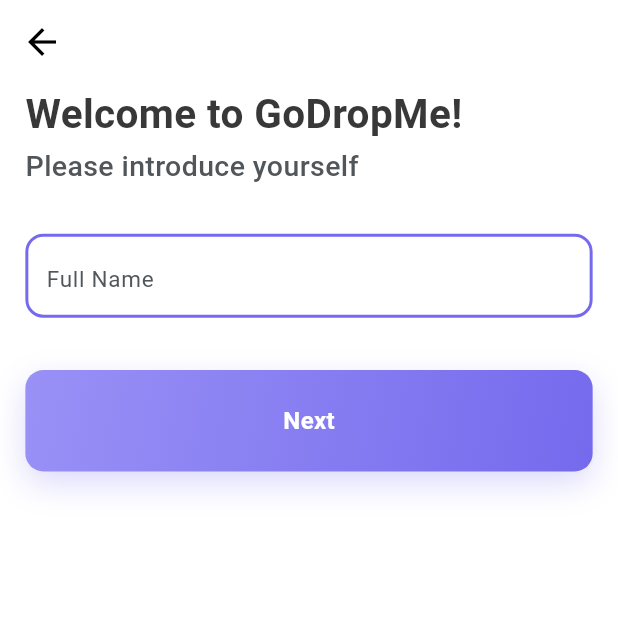
After one commit to rayyankhan00776/GoDropMe, a Flutter app: the ParentNameScreen screen opened by its route, on a phone screen of 412 x 824 dp, the top half of it. The commit adds this screen. Run offline on Flutter 3.47's test engine with Material 3 defaults, Android fonts, the phone set to English and light mode, and no system bars; our stand-ins replace flutter_svg, get, image_picker, shared_preferences; accounts and stored records are empty; project files that could hold a hidden picture were left out.

Commit message:
added the parents name screen

```diff
--- a/lib/core/routes/routes.dart
+++ b/lib/core/routes/routes.dart
@@ -20,6 +20,8 @@ import 'package:godropme/features/commonFeatures/phoneVerfication/pages/otp_scre
 import 'package:godropme/features/commonFeatures/phoneVerfication/pages/phone_Screen.dart';
 import 'package:godropme/features/commonFeatures/phoneVerfication/binding/phone_binding.dart';
 import 'package:godropme/features/commonFeatures/phoneVerfication/binding/otp_binding.dart';
+import 'package:godropme/features/parentSide/parentName/pages/parent_name_screen.dart';
+import 'package:godropme/features/parentSide/parentName/binding/driver_name_binding.dart';
 
 // Add more imports for other screens as you create them
 
@@ -30,6 +32,7 @@ class AppRoutes {
   static const String otpScreen = '/otp_screen';
   static const String dopOption = '/dop_option';
   static const String driverName = '/driver_name';
+  static const String parentName = '/parent_name';
   static const String vehicleSelection = '/vehicle_selection';
   static const String personalInfo = '/personal_info';
   static const String driverLicence = '/driver_licence';
@@ -69,6 +72,11 @@ class AppRoutes {
       binding: DriverNameBinding(),
     ),
     GetPage(
+      name: parentName,
+      page: () => const ParentNameScreen(),
+      binding: ParentNameBinding(),
+    ),
+    GetPage(
       name: vehicleSelection,
       page: () => const VehicleSelectionScreen(),
       binding: VehicleSelectionBinding(),
--- a/lib/core/utils/app_strings.dart
+++ b/lib/core/utils/app_strings.dart
@@ -121,4 +121,9 @@ class AppStrings {
   // Generic
   static const done = 'Done';
   static const vehicleDetailsSaved = 'Vehicle details saved';
+
+    // parent name collection strings
+  static const parentNameTitle = 'Welcome to GoDropMe!';
+  static const parentNameSubtitle = 'Please introduce yourself';
+  static const parentNameButton = 'Next';
 }
--- a/lib/features/commonFeatures/DriverOrParentOption/controllers/dop_controller.dart
+++ b/lib/features/commonFeatures/DriverOrParentOption/controllers/dop_controller.dart
@@ -44,9 +44,10 @@ class DopOptionController extends GetxController {
       return;
     }
 
-    // Parent selection — no dedicated parent route yet; just log for now.
-    debugPrint(
-      'DopOptionController: continuing as ${selected.value} (no parent route configured)',
-    );
+    // Parent selection — navigate to parent name screen
+    if (isParentSelected) {
+      Get.toNamed(AppRoutes.parentName);
+      return;
+    }
   }
 }
--- /dev/null
+++ b/lib/features/parentSide/parentName/binding/driver_name_binding.dart
@@ -0,0 +1,9 @@
+import 'package:get/get.dart';
+import 'package:godropme/features/parentSide/parentName/controller/parent_name_controller.dart';
+
+class ParentNameBinding extends Bindings {
+  @override
+  void dependencies() {
+    Get.lazyPut<ParentNameController>(() => ParentNameController());
+  }
+}
--- /dev/null
+++ b/lib/features/parentSide/parentName/controller/parent_name_controller.dart
@@ -0,0 +1,13 @@
+import 'package:flutter/foundation.dart';
+import 'package:get/get.dart';
+
+class ParentNameController extends GetxController {
+  final name = ''.obs;
+
+  void setName(String v) => name.value = v;
+
+  Future<void> saveName() async {
+    // Placeholder: persist locally or call backend later.
+    debugPrint('ParentNameController: saving name: ${name.value}');
+  }
+}
--- /dev/null
+++ b/lib/features/parentSide/parentName/pages/parent_name_screen.dart
@@ -0,0 +1,116 @@
+import 'package:flutter/material.dart';
+import 'package:get/get.dart';
+import 'package:godropme/core/routes/routes.dart';
+import 'package:godropme/core/utils/responsive.dart';
+import 'package:godropme/features/parentSide/parentName/controller/parent_name_controller.dart';
+import 'package:godropme/features/parentSide/parentName/widgets/parentName_action.dart';
+import 'package:godropme/features/parentSide/parentName/widgets/parentName_header.dart';
+import 'package:godropme/features/parentSide/parentName/widgets/parentName_input.dart';
+
+// binding is provided via route configuration; do not register it here.
+
+class ParentNameScreen extends StatefulWidget {
+  const ParentNameScreen({super.key});
+
+  @override
+  State<ParentNameScreen> createState() => _ParentNameScreenState();
+}
+
+class _ParentNameScreenState extends State<ParentNameScreen> {
+  final _formKey = GlobalKey<FormState>();
+  final _textController = TextEditingController();
+  bool _submitted = false;
+
+  @override
+  void initState() {
+    super.initState();
+    // Binding is provided by the route; avoid registering dependencies here.
+
+    // When the user has already submitted and there is an error, we want to
+    // update the spacing as they type so the error area can disappear and
+    // spacing shrink without needing another button press.
+    _textController.addListener(() {
+      if (_submitted) setState(() {});
+    });
+  }
+
+  @override
+  void dispose() {
+    _textController.dispose();
+    super.dispose();
+  }
+
+  @override
+  Widget build(BuildContext context) {
+    return Scaffold(
+      appBar: AppBar(
+        backgroundColor: Colors.transparent,
+        elevation: 0,
+        leading: IconButton(
+          onPressed: () => Get.back(),
+          icon: const Icon(Icons.arrow_back, size: 28),
+        ),
+      ),
+      body: SafeArea(
+        child: Padding(
+          padding: EdgeInsets.symmetric(
+            horizontal: Responsive.scaleClamped(context, 16, 12, 24),
+          ),
+          child: Column(
+            crossAxisAlignment: CrossAxisAlignment.start,
+            children: [
+              ParentnameHeader(),
+              SizedBox(height: Responsive.scaleClamped(context, 30, 18, 40)),
+
+              Form(
+                key: _formKey,
+                child: ParentnameInput(
+                  controller: _textController,
+                  showError: _submitted,
+                ),
+              ),
+
+              // Compute whether the parent name input currently has an error
+              // that should be shown (only after user pressed Next).
+              Builder(
+                builder: (context) {
+                  String? validator(String? v) => v == null || v.trim().isEmpty
+                      ? 'Please enter full name'
+                      : null;
+                  final String? errorText = _submitted
+                      ? validator(_textController.text)
+                      : null;
+                  final double gap = errorText != null ? 27.0 : 10.0;
+
+                  return Column(
+                    children: [
+                      SizedBox(
+                        height: Responsive.scaleClamped(context, gap, 8, 40),
+                      ),
+
+                      ParentnameAction(
+                        onNext: () async {
+                          setState(() => _submitted = true);
+                          final valid =
+                              _formKey.currentState?.validate() ?? false;
+                          if (!valid) return;
+
+                          final c = Get.find<ParentNameController>();
+                          c.setName(_textController.text.trim());
+                          await c.saveName();
+                          // For now just go back once saved
+                          Get.offNamed(AppRoutes.vehicleSelection);
+                        },
+                        height: Responsive.scaleClamped(context, 64, 48, 80),
+                      ),
+                    ],
+                  );
+                },
+              ),
+            ],
+          ),
+        ),
+      ),
+    );
+  }
+}
--- /dev/null
+++ b/lib/features/parentSide/parentName/widgets/parentName_action.dart
@@ -0,0 +1,31 @@
+// ignore_for_file: file_names
+
+import 'package:flutter/material.dart';
+import 'package:godropme/core/utils/responsive.dart';
+import 'package:godropme/core/widgets/custom_button.dart';
+import 'package:godropme/core/utils/app_strings.dart';
+import 'package:godropme/core/theme/button_dimensions.dart';
+
+class ParentnameAction extends StatelessWidget {
+  final VoidCallback onNext;
+  final double height;
+
+  const ParentnameAction({required this.onNext, this.height = 64, super.key});
+
+  @override
+  Widget build(BuildContext context) {
+    return Column(
+      children: [
+        CustomButton(
+          text: AppStrings.parentNameButton,
+          onTap: onNext,
+          height: height,
+          width: double.infinity,
+          borderRadius: BorderRadius.circular(AppButtonDimensions.borderRadius),
+          textColor: Colors.white,
+        ),
+        SizedBox(height: Responsive.scaleClamped(context, 12, 8, 18)),
+      ],
+    );
+  }
+}
--- /dev/null
+++ b/lib/features/parentSide/parentName/widgets/parentName_header.dart
@@ -0,0 +1,32 @@
+// ignore_for_file: file_names
+
+import 'package:flutter/material.dart';
+import 'package:godropme/core/utils/app_strings.dart';
+import 'package:godropme/core/utils/app_typography.dart';
+import 'package:godropme/core/utils/responsive.dart';
+
+class ParentnameHeader extends StatelessWidget {
+  final String? title;
+  final String? subtitle;
+  const ParentnameHeader({super.key, this.title, this.subtitle});
+
+  @override
+  Widget build(BuildContext context) {
+    return Column(
+      crossAxisAlignment: CrossAxisAlignment.start,
+      children: [
+        if ((title ?? AppStrings.parentNameTitle).isNotEmpty)
+          Text(
+            title ?? AppStrings.parentNameTitle,
+            style: AppTypography.optionHeading,
+          ),
+        SizedBox(height: Responsive.scaleClamped(context, 2, 1, 6)),
+        if ((subtitle ?? AppStrings.parentNameSubtitle).isNotEmpty)
+          Text(
+            subtitle ?? AppStrings.parentNameSubtitle,
+            style: AppTypography.optionLineSecondary,
+          ),
+      ],
+    );
+  }
+}
--- /dev/null
+++ b/lib/features/parentSide/parentName/widgets/parentName_input.dart
@@ -0,0 +1,67 @@
+// ignore_for_file: file_names
+
+import 'package:flutter/material.dart';
+import 'package:godropme/core/utils/responsive.dart';
+// import 'package:godropme/core/theme/colors.dart';
+// import 'package:godropme/core/utils/app_typography.dart';
+import 'package:godropme/core/widgets/custom_text_field.dart';
+
+class ParentnameInput extends StatelessWidget {
+  final TextEditingController controller;
+  final double height;
+  final TextValidator? validator;
+  final bool showError;
+
+  const ParentnameInput({
+    required this.controller,
+    this.height = 56,
+    this.validator,
+    this.showError = false,
+    super.key,
+  });
+
+  @override
+  Widget build(BuildContext context) {
+    // Use provided validator or fallback to non-empty check
+    final TextValidator localValidator =
+        validator ??
+        (v) => v == null || v.trim().isEmpty ? 'Please enter full name' : null;
+
+    // Compute current validation text from controller value so we can
+    // display a fixed-height error area beneath the input like PhoneInputRow.
+    final String? errorText = localValidator.call(controller.text);
+    final String? displayError = showError ? errorText : null;
+
+    return Column(
+      crossAxisAlignment: CrossAxisAlignment.start,
+      children: [
+        CustomTextField(
+          controller: controller,
+          hintText: 'Full Name',
+          height: height,
+          borderColor: const Color(0xFF756AED), // primary
+          validator: localValidator,
+        ),
+        SizedBox(height: Responsive.scaleClamped(context, 6, 4, 12)),
+
+        // Fixed-height area for validation messages so showing an error does
+        // not resize surrounding widgets. Matches PhoneInputRow behavior.
+        SizedBox(
+          height: 18,
+          child: Align(
+            alignment: Alignment.center,
+            child: Text(
+              displayError ?? '',
+              style: TextStyle(
+                color: displayError != null
+                    ? const Color(0xFFFF6B6B)
+                    : Colors.transparent,
+                fontSize: 12,
+              ),
+            ),
+          ),
+        ),
+      ],
+    );
+  }
+}
```
